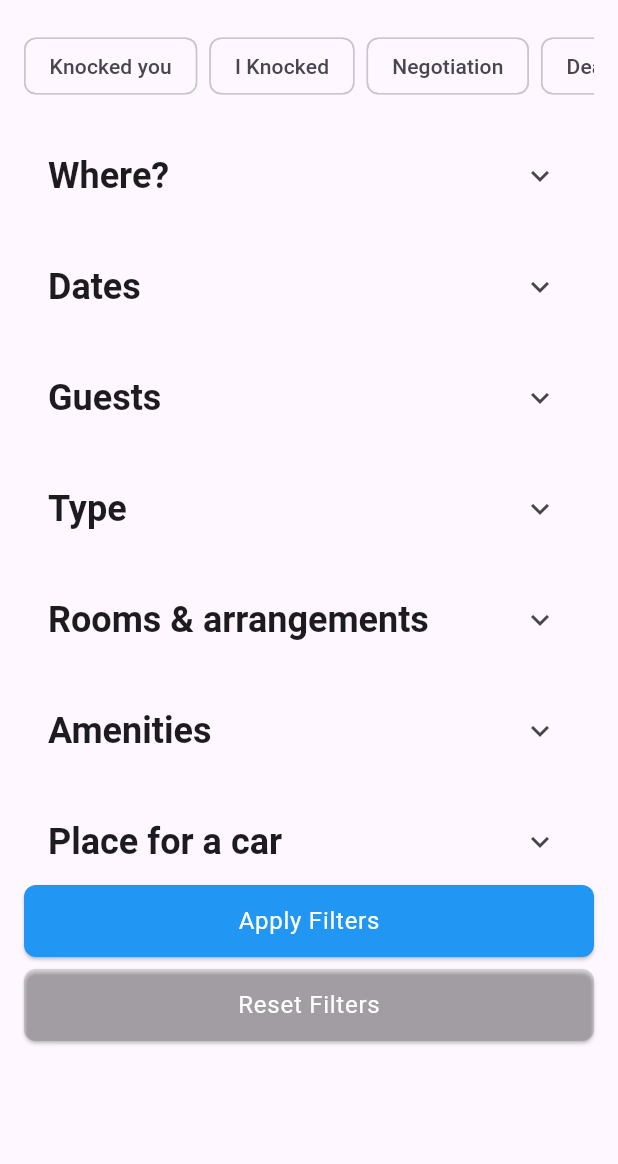
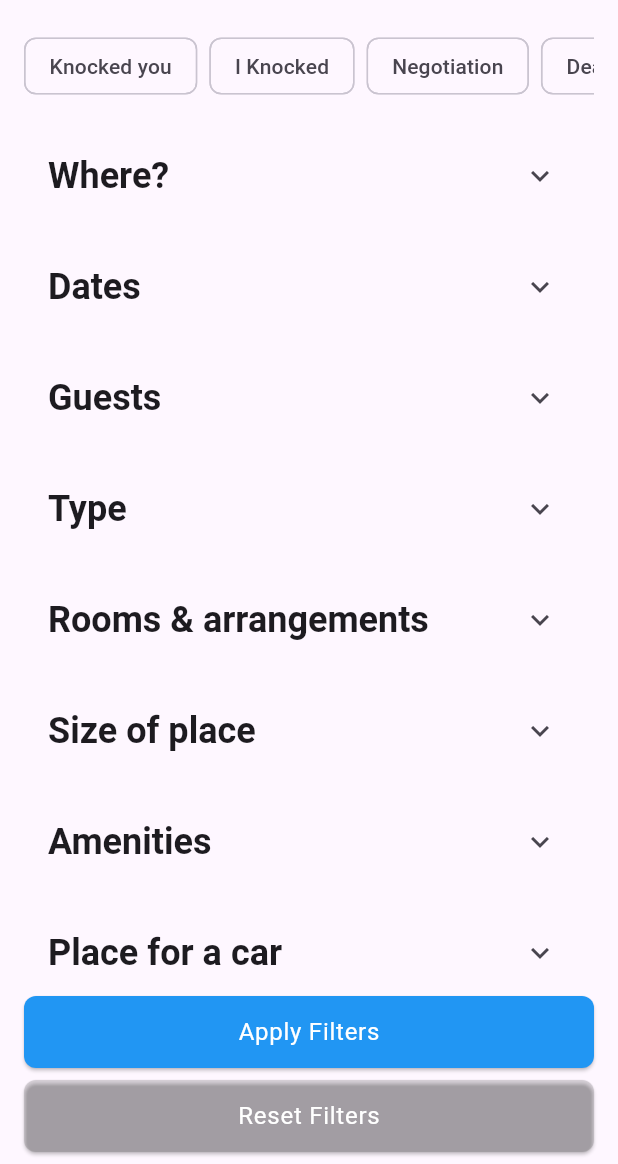
Before and after one commit to BekhruzMakhmudov/figma, a Flutter app: the screen it shows after launch, on a phone screen of 412 x 824 dp, the part 72-1236 px from its top. Run offline on Flutter 3.47's test engine with Material 3 defaults, Android fonts, the phone set to English and light mode, and no system bars; our stand-ins replace table_calendar.

Commit message:
Added new expansion and listTileCounter widget

```diff
--- a/lib/screen/filter_screen.dart
+++ b/lib/screen/filter_screen.dart
@@ -1,6 +1,7 @@
 import 'package:figma/widget/checkbox.dart';
+import 'package:figma/widget/expansion.dart';
 import 'package:figma/widget/form_button.dart';
-import 'package:figma/widget/range_number.dart';
+import 'package:figma/widget/list_tile_counter.dart';
 import 'package:flutter/material.dart';
 import 'package:table_calendar/table_calendar.dart';
 
@@ -18,6 +19,18 @@ class _FilterScreenState extends State<FilterScreen> {
   bool isVillaSelected = false;
   bool isApartmentSelected = false;
 
+  final TextEditingController fromSizeController =
+      TextEditingController(text: '0');
+  final TextEditingController toSizeController =
+      TextEditingController(text: '345');
+
+  int adults = 2;
+  int bedrooms = 2;
+  int beds = 0;
+  int bathrooms = 0;
+  int carPlace = 0;
+  int charger = 0;
+
   final List<String> statusFilters = [
     'Knocked you',
     'I Knocked',
@@ -34,6 +47,7 @@ class _FilterScreenState extends State<FilterScreen> {
     'House',
     'Detached House',
   ];
+
   final List<String> typeAmenity = [
     'Wi-Fi',
     'Hi-Fi Sound',
@@ -62,6 +76,7 @@ class _FilterScreenState extends State<FilterScreen> {
     'Wii',
     'Car',
   ];
+
   @override
   Widget build(BuildContext context) {
     return Scaffold(
@@ -113,14 +128,8 @@ class _FilterScreenState extends State<FilterScreen> {
 
               // Location Section
               const SizedBox(height: 24),
-              ExpansionTile(
-                title: Text(
-                  'Where?',
-                  style: Theme.of(context)
-                      .textTheme
-                      .headlineSmall
-                      ?.copyWith(fontWeight: FontWeight.bold),
-                ),
+              Expansion(
+                text: 'Where?',
                 children: [
                   Padding(
                     padding: const EdgeInsets.all(8.0),
@@ -138,14 +147,8 @@ class _FilterScreenState extends State<FilterScreen> {
 
               // Calendar Section
               const SizedBox(height: 16),
-              ExpansionTile(
-                title: Text(
-                  'Dates',
-                  style: Theme.of(context)
-                      .textTheme
-                      .headlineSmall
-                      ?.copyWith(fontWeight: FontWeight.bold),
-                ),
+              Expansion(
+                text: 'Dates',
                 children: [
                   TableCalendar(
                     firstDay: DateTime.utc(2021, 1, 1),
@@ -166,109 +169,132 @@ class _FilterScreenState extends State<FilterScreen> {
 
               // Guests Section
               const SizedBox(height: 16),
-              ExpansionTile(
-                title: Text(
-                  'Guests',
-                  style: Theme.of(context)
-                      .textTheme
-                      .headlineSmall
-                      ?.copyWith(fontWeight: FontWeight.bold),
-                ),
+              Expansion(
+                text: 'Guests',
                 children: [
-                  ListTile(
-                    title: Text(
-                      'Adults',
-                      style: TextStyle(fontWeight: FontWeight.bold),
+                  ListTileCounter(
+                    title: 'Adults',
+                    subtitle: 'Older than 13 y.o',
+                    value: adults,
+                    onChanged: (value) => setState(
+                      () {
+                        adults = value;
+                      },
                     ),
-                    subtitle: const Text('Older than 13 y.o'),
-                    trailing: RangeNumber(),
                   ),
                 ],
               ),
               // Property Type Section
               const SizedBox(height: 16),
-              ExpansionTile(
-                title: Text(
-                  'Type',
-                  style: Theme.of(context)
-                      .textTheme
-                      .headlineSmall
-                      ?.copyWith(fontWeight: FontWeight.bold),
-                ),
+              Expansion(
+                text: 'Type',
                 children: [
                   ...typeAccommodation.map((text) => CheckBox(text: text))
                 ],
               ),
               // Rooms Section
               const SizedBox(height: 16),
-              ExpansionTile(
-                title: Text(
-                  'Rooms & arrangements',
-                  style: Theme.of(context)
-                      .textTheme
-                      .headlineSmall
-                      ?.copyWith(fontWeight: FontWeight.bold),
-                ),
+              Expansion(
+                text: 'Rooms & arrangements',
                 children: [
-                  ListTile(
-                    title: const Text(
-                      'Bedrooms',
-                      style: TextStyle(fontWeight: FontWeight.bold),
+                  ListTileCounter(
+                    title: 'Bedrooms',
+                    value: bedrooms,
+                    onChanged: (value) => setState(
+                      () {
+                        bedrooms = value;
+                      },
                     ),
-                    trailing: RangeNumber(),
                   ),
-                  ListTile(
-                    title: const Text(
-                      'Beds',
-                      style: TextStyle(fontWeight: FontWeight.bold),
+                  ListTileCounter(
+                    title: 'Beds',
+                    value: beds,
+                    onChanged: (value) => setState(
+                      () {
+                        beds = value;
+                      },
                     ),
-                    trailing: RangeNumber(),
                   ),
-                  ListTile(
-                    title: const Text(
-                      'Bathrooms',
-                      style: TextStyle(fontWeight: FontWeight.bold),
+                  ListTileCounter(
+                    title: 'Bathrooms',
+                    value: bathrooms,
+                    onChanged: (value) => setState(
+                      () {
+                        bathrooms = value;
+                      },
                     ),
-                    trailing: RangeNumber(),
+                  ),
+                ],
+              ),
+              //Size of place Section
+              const SizedBox(height: 16),
+              Expansion(
+                text: 'Size of place',
+                children: [
+                  Padding(
+                    padding: const EdgeInsets.all(16.0),
+                    child: Row(
+                      children: [
+                        Expanded(
+                          child: TextField(
+                            controller: fromSizeController,
+                            keyboardType: TextInputType.number,
+                            decoration: InputDecoration(
+                              labelText: 'From',
+                              suffixText: 'm²',
+                              border: OutlineInputBorder(
+                                borderRadius: BorderRadius.circular(8),
+                              ),
+                            ),
+                          ),
+                        ),
+                        const SizedBox(width: 16),
+                        Expanded(
+                          child: TextField(
+                            controller: toSizeController,
+                            keyboardType: TextInputType.number,
+                            decoration: InputDecoration(
+                              labelText: 'To',
+                              suffixText: 'm²',
+                              border: OutlineInputBorder(
+                                borderRadius: BorderRadius.circular(8),
+                              ),
+                            ),
+                          ),
+                        ),
+                      ],
+                    ),
                   ),
                 ],
               ),
               // Amenities Section
               const SizedBox(height: 16),
-              ExpansionTile(
-                title: Text(
-                  'Amenities',
-                  style: Theme.of(context)
-                      .textTheme
-                      .headlineSmall
-                      ?.copyWith(fontWeight: FontWeight.bold),
-                ),
+              Expansion(
+                text: 'Amenities',
                 children: [...typeAmenity.map((text) => CheckBox(text: text))],
               ),
               // Car Section
               const SizedBox(height: 16),
-              ExpansionTile(
-                title: Text(
-                  'Place for a car',
-                  style: Theme.of(context)
-                      .textTheme
-                      .headlineSmall
-                      ?.copyWith(fontWeight: FontWeight.bold),
-                ),
+              Expansion(
+                text: 'Place for a car',
                 children: [
-                  ListTile(
-                    title: Text(
-                      'Car place',
-                      style: TextStyle(fontWeight: FontWeight.bold),
+                  ListTileCounter(
+                    title: 'Car place',
+                    value: carPlace,
+                    onChanged: (value) => setState(
+                      () {
+                        carPlace = value;
+                      },
                     ),
-                    trailing: RangeNumber(),
                   ),
-                  ListTile(
-                    title: Text(
-                      'Charger for electric car',
-                      style: TextStyle(fontWeight: FontWeight.bold),
+                  ListTileCounter(
+                    title: 'Charger for electric car',
+                    value: charger,
+                    onChanged: (value) => setState(
+                      () {
+                        charger = value;
+                      },
                     ),
-                    trailing: RangeNumber(),
                   ),
                 ],
               ),
--- /dev/null
+++ b/lib/widget/expansion.dart
@@ -0,0 +1,20 @@
+import 'package:flutter/material.dart';
+
+class Expansion extends StatelessWidget {
+  final String text;
+  final List<Widget> children;
+  const Expansion({super.key, required this.text, required this.children});
+  @override
+  Widget build(BuildContext context) {
+    return ExpansionTile(
+      title: Text(
+        text,
+        style: Theme.of(context)
+            .textTheme
+            .headlineSmall
+            ?.copyWith(fontWeight: FontWeight.bold),
+      ),
+      children: children,
+    );
+  }
+}
--- /dev/null
+++ b/lib/widget/list_tile_counter.dart
@@ -0,0 +1,67 @@
+import 'package:flutter/material.dart';
+
+class ListTileCounter extends StatefulWidget {
+  final String title;
+  final String? subtitle;
+  final int value;
+  final Function(int) onChanged;
+  const ListTileCounter({
+    super.key,
+    required this.title,
+    this.subtitle,
+    required this.value,
+    required this.onChanged,
+  });
+
+  @override
+  State<ListTileCounter> createState() => _RangeNumberState();
+}
+
+class _RangeNumberState extends State<ListTileCounter> {
+  @override
+  Widget build(BuildContext context) {
+    return ListTile(
+      title: Text(
+        widget.title,
+        style: TextStyle(fontWeight: FontWeight.bold),
+      ),
+      subtitle: Text(widget.subtitle ?? ""),
+      trailing: Row(
+        mainAxisSize: MainAxisSize.min,
+        children: [
+          Container(
+            decoration: BoxDecoration(
+              color: Colors.black12,
+              borderRadius: BorderRadius.circular(8),
+            ),
+            child: IconButton(
+              icon: const Icon(Icons.remove),
+              onPressed: () {
+                if (widget.value > 0) {
+                  widget.onChanged(widget.value - 1);
+                }
+              },
+            ),
+          ),
+          Padding(
+            padding: const EdgeInsets.all(8.0),
+            child: Text(
+              '${widget.value}',
+              style: Theme.of(context).textTheme.bodyLarge,
+            ),
+          ),
+          Container(
+            decoration: BoxDecoration(
+              color: Colors.black12,
+              borderRadius: BorderRadius.circular(8),
+            ),
+            child: IconButton(
+              icon: const Icon(Icons.add),
+              onPressed:() => widget.onChanged(widget.value + 1),
+            ),
+          ),
+        ],
+      ),
+    );
+  }
+}
--- a/lib/widget/range_number.dart
+++ /dev/null
@@ -1,52 +0,0 @@
-import 'package:flutter/material.dart';
-
-class RangeNumber extends StatefulWidget {
-  const RangeNumber({super.key});
-
-  @override
-  State<RangeNumber> createState() => _RangeNumberState();
-}
-
-class _RangeNumberState extends State<RangeNumber> {
-  int value=2;
-  @override
-  Widget build(BuildContext context) {
-    return Row(
-      mainAxisSize: MainAxisSize.min,
-      children: [
-        Container(
-          margin: const EdgeInsets.all(8),
-          decoration: BoxDecoration(
-            color: Colors.black12,
-            borderRadius: BorderRadius.circular(8),
-          ),
-          child: IconButton(
-            icon: const Icon(Icons.remove),
-            onPressed: () {
-              if (value > 1) {
-                setState(() => value--);
-              }
-            },
-          ),
-        ),
-        Text(
-          '$value',
-          style: Theme.of(context).textTheme.bodyLarge,
-        ),
-        Container(
-          margin: const EdgeInsets.all(8),
-          decoration: BoxDecoration(
-            color: Colors.black12,
-            borderRadius: BorderRadius.circular(8),
-          ),
-          child: IconButton(
-            icon: const Icon(Icons.add),
-            onPressed: () {
-              setState(() => value++);
-            },
-          ),
-        ),
-      ],
-    );
-  }
-}
```
